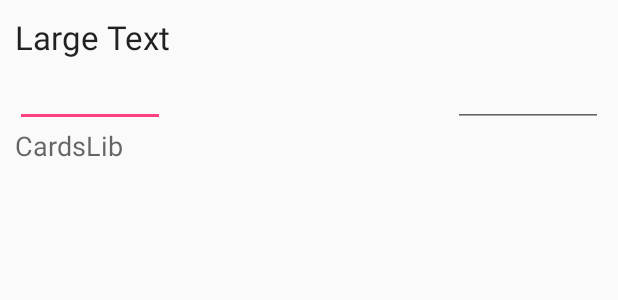
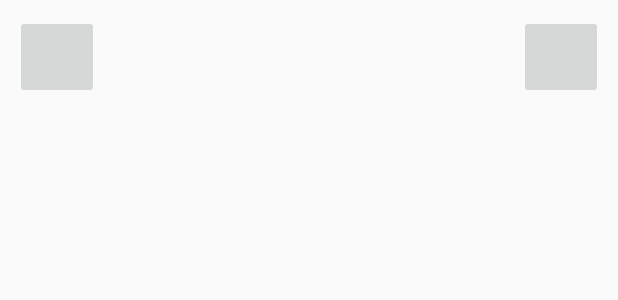
Before and after one commit to Sparker0i/CurrencyConverter-Archive, an Android app: the layout row_card.xml on its own in the app's theme, with its tools: preview values and no code run, on a phone screen of 412 x 824 dp. Shown: the top 300 px of the screen. Run offline under Robolectric (Android 15) with nearby library versions, the phone set to English and light mode, and no system bars.

Commit message:
Added two ImageButtons for Flags

```diff
--- a/app/src/main/res/layout/row_card.xml
+++ b/app/src/main/res/layout/row_card.xml
@@ -4,31 +4,18 @@
     android:layout_width="match_parent"
     android:layout_height="match_parent"
     android:padding="10dp">
-    <TextView
-        android:layout_width="wrap_content"
-        android:layout_height="wrap_content"
-        android:id="@+id/card_main_inner_simple_title"
-        android:text="Large Text"
-        android:textAppearance="?android:attr/textAppearanceLarge"/>
-    <EditText
-        android:layout_width="100sp"
-        android:layout_height="wrap_content"
-        android:id="@+id/edittext1"
-        android:layout_below="@id/card_main_inner_simple_title"/>
 
-    <TextView
-        android:layout_width="wrap_content"
-        android:layout_height="wrap_content"
-        android:id="@+id/card_main_inner_secondary_title"
-        android:text="CardsLib"
-        android:textAppearance="?android:attr/textAppearanceMedium"
-        android:layout_below="@id/edittext1"/>
+    <ImageButton
+        android:layout_width="56dp"
+        android:layout_height="56dp"
+        android:id="@+id/imageButton"
+        android:layout_alignParentTop="true"
+        android:layout_alignParentStart="true" />
 
-    <EditText
-        android:layout_height="wrap_content"
-        android:id="@+id/editText"
-        android:layout_width="100sp"
-        android:layout_above="@+id/card_main_inner_secondary_title"
+    <ImageButton
+        android:layout_width="56dp"
+        android:layout_height="56dp"
+        android:id="@+id/imageButton2"
+        android:layout_alignParentTop="true"
         android:layout_alignParentEnd="true" />
-
 </RelativeLayout>
```
